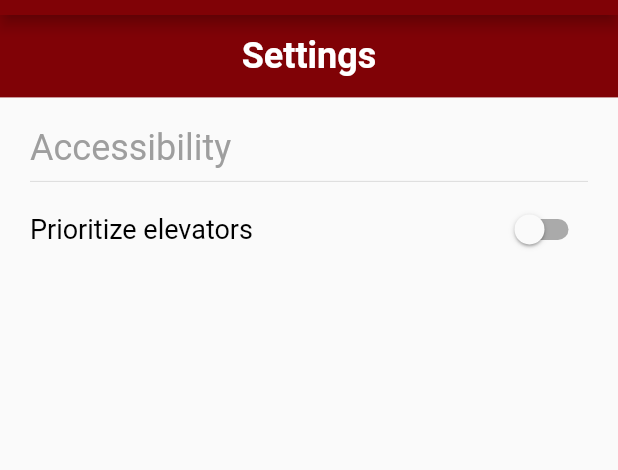
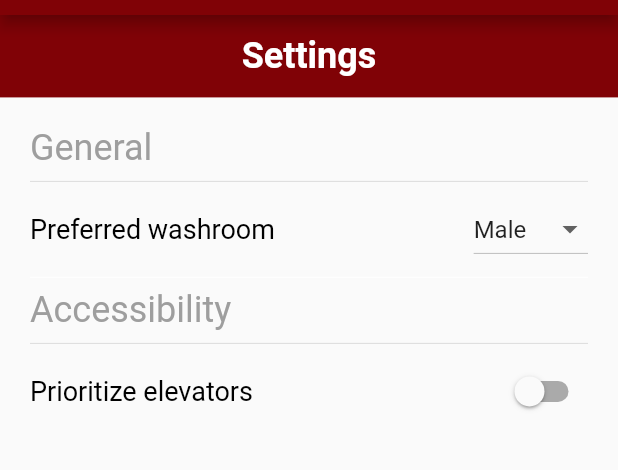
Before and after one commit to DBatistaFerreira/ConcordiaGO, a Flutter app: the SettingsMenu screen opened by its route, on a phone screen of 412 x 824 dp, the part 88-558 px from its top. Run offline on Flutter 3.47's test engine with Material 2 defaults, Android fonts, the phone set to English and light mode, and no system bars; our stand-ins replace bloc, flutter_bloc, flutter_svg, geolocator, google_maps_flutter, photo_view and 2 more; missing offline and left inert: device_calendar, google_maps_util, location_permissions; accounts and stored records are empty; Roboto replaces fonts that are missing (Raleway); project files that could hold a hidden picture were left out.

Commit message:
Add preferred washroom dropdown in setting

```diff
--- a/lib/widgets/screens/settings_menu.dart
+++ b/lib/widgets/screens/settings_menu.dart
@@ -14,6 +14,7 @@ class SettingsMenu extends StatefulWidget {
 
 class SettingsMenuState extends State<SettingsMenu> {
   bool prioritizeElevators = false;
+  String preferredWashroom = 'Male';
 
   @override
   Widget build(BuildContext context) {
@@ -48,6 +49,57 @@ class SettingsMenuState extends State<SettingsMenu> {
             padding: const EdgeInsets.all(20.0),
             child: Column(
               children: <Widget>[
+                Align(
+                  child: Text(
+                    'General',
+                    textAlign: TextAlign.left,
+                    style: TextStyle(
+                      fontFamily: 'Raleway',
+                      color: Colors.grey,
+                      //fontWeight: FontWeight.bold,
+                      fontSize: application_constants.listElementTextSize,
+                    ),
+                  ),
+                  alignment: Alignment.centerLeft,
+                ),
+                const Divider(),
+                Row(
+                  mainAxisAlignment: MainAxisAlignment.spaceBetween,
+                  children: <Widget>[
+                    Text(
+                      'Preferred washroom',
+                      textAlign: TextAlign.left,
+                      style: TextStyle(
+                        fontFamily: 'Raleway',
+                        color: Colors.black,
+                        fontSize: 18,
+                      ),
+                    ),
+                    FutureBuilder<bool>(
+                        future: SharedPreferencesService.getPrioritizeElevatorBool(),
+                        builder: (context, snapshot) {
+                          return DropdownButton<String>(
+                            value: preferredWashroom,
+                            elevation: 16,
+                            onChanged: (String newValue) {
+                              setState(() {
+                                preferredWashroom = newValue;
+                              });
+                            },
+                            items: <String>['Male', 'Female']
+                                .map<DropdownMenuItem<String>>((String value) {
+                              return DropdownMenuItem<String>(
+                                value: value,
+                                child: Text(value),
+                              );
+                            })
+                                .toList(),
+                          );
+                        }
+                    ),
+                  ],
+                ),
+                Divider(color: Colors.white,),
                 Align(
                   child: Text(
                     'Accessibility',
```
